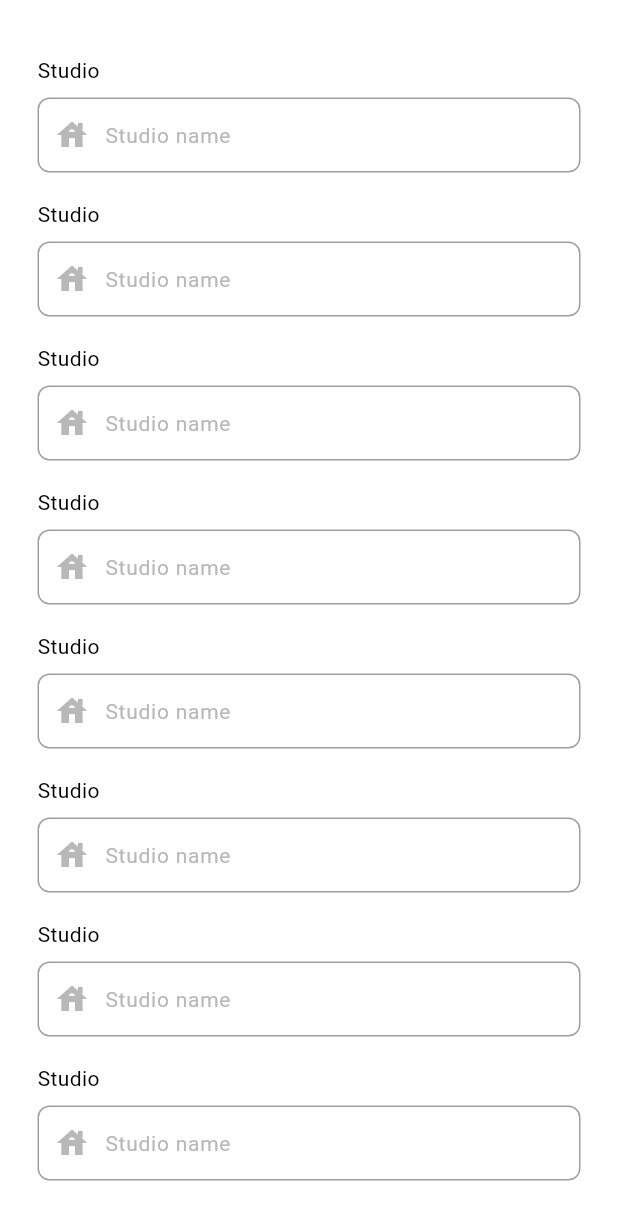
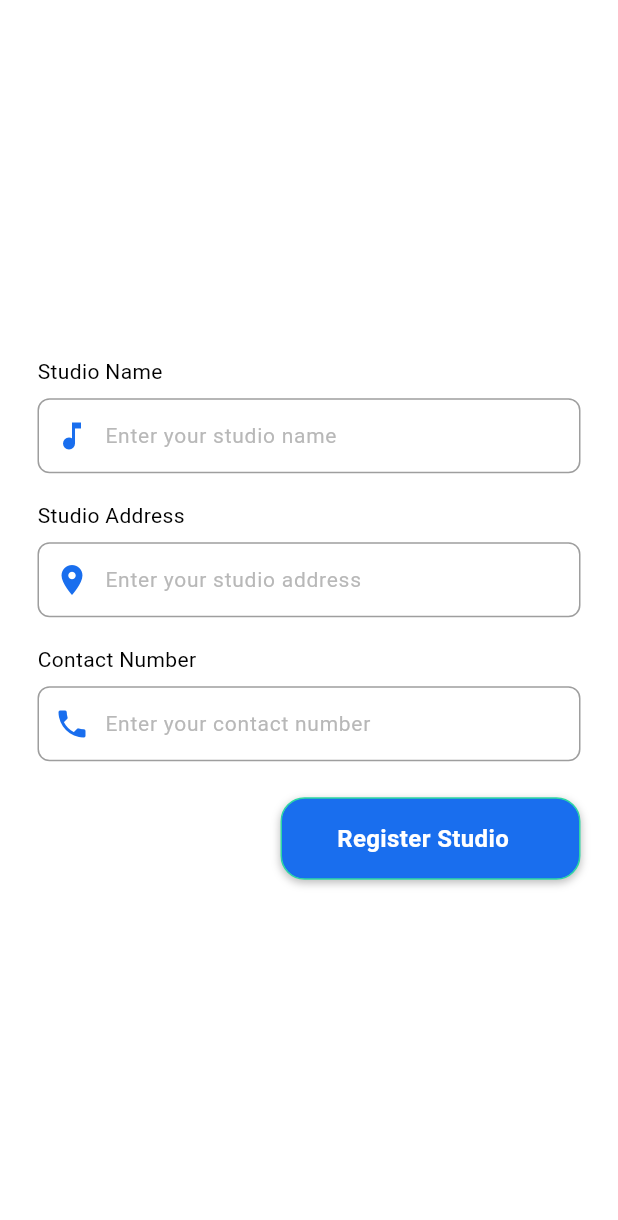
Before and after one commit to Tristaaaaan/tugtugan, a Flutter app: the screen it shows once a user with an empty profile is signed in, on a phone screen of 412 x 824 dp. Shown: the top 1220 px of the screen. Run offline on Flutter 3.47's test engine with Material 3 defaults, Android fonts, the phone set to English and light mode, and no system bars; our stand-ins replace cached_network_image, cloud_firestore, firebase_auth, firebase_core, firebase_messaging, flutter_dotenv and 7 more; missing offline and left inert: mapbox_maps_flutter; accounts and stored records are empty; generated files the repository leaves out were written again.

Commit message:
Studio registration page

```diff
--- a/lib/commons/widgets/buttons/regular_button.dart
+++ b/lib/commons/widgets/buttons/regular_button.dart
@@ -13,6 +13,7 @@ class RegularButton extends ConsumerWidget {
   final String buttonKey;
   final bool? withoutLoading;
   final void Function()? onTap;
+  final bool? suffixIcon;
   const RegularButton({
     super.key,
     this.withIcon = true,
@@ -22,6 +23,7 @@ class RegularButton extends ConsumerWidget {
     required this.buttonKey,
     this.withoutLoading = false,
     this.onTap,
+    this.suffixIcon = true,
   });
 
   @override
@@ -31,9 +33,6 @@ class RegularButton extends ConsumerWidget {
     return Container(
       height: 55,
       width: 200,
-      // margin: const EdgeInsets.symmetric(
-      //   horizontal: 25,
-      // ),
       decoration: BoxDecoration(
         color: backgroundColor,
         borderRadius: BorderRadius.circular(16),
@@ -90,10 +89,11 @@ class RegularButton extends ConsumerWidget {
                             ),
                           ),
                           const SizedBox(width: 10),
-                          Icon(
-                            Icons.chevron_right,
-                            color: Theme.of(context).colorScheme.surface,
-                          )
+                          if (suffixIcon!)
+                            Icon(
+                              Icons.chevron_right,
+                              color: Theme.of(context).colorScheme.surface,
+                            )
                         ],
                       ),
               ),
--- a/lib/commons/widgets/textfields/regular_textfield.dart
+++ b/lib/commons/widgets/textfields/regular_textfield.dart
@@ -1,12 +1,20 @@
 import 'package:flutter/material.dart';
+import 'package:flutter/services.dart';
 
 class RegularTextField extends StatelessWidget {
+  final TextEditingController controller;
+  final IconData icon;
+  final bool? numbersOnly;
+  final String title;
+  final String hintText;
   const RegularTextField({
     super.key,
     required this.controller,
+    required this.icon,
+    required this.title,
+    required this.hintText,
+    this.numbersOnly = false,
   });
-
-  final TextEditingController controller;
 
   @override
   Widget build(BuildContext context) {
@@ -14,7 +22,10 @@ class RegularTextField extends StatelessWidget {
       mainAxisAlignment: MainAxisAlignment.center,
       crossAxisAlignment: CrossAxisAlignment.start,
       children: [
-        const Text('Studio', style: TextStyle(fontSize: 14)),
+        Text(
+          title,
+          style: const TextStyle(fontSize: 14),
+        ),
         const SizedBox(height: 8),
         Container(
           decoration: BoxDecoration(
@@ -27,16 +38,27 @@ class RegularTextField extends StatelessWidget {
               crossAxisAlignment: CrossAxisAlignment.center,
               children: [
                 Icon(
-                  Icons.house,
-                  color: Theme.of(context).colorScheme.inversePrimary,
+                  icon,
+                  color: Theme.of(context).colorScheme.primary,
                 ),
                 const SizedBox(width: 10),
                 Expanded(
                   child: TextField(
+                    keyboardType: numbersOnly! ? TextInputType.number : null,
+                    inputFormatters: numbersOnly!
+                        ? [
+                            FilteringTextInputFormatter.digitsOnly,
+                            LengthLimitingTextInputFormatter(11),
+                          ]
+                        : null,
+                    style: TextStyle(
+                      fontSize: 14,
+                      color: Theme.of(context).colorScheme.inverseSurface,
+                    ),
                     controller: controller,
                     decoration: InputDecoration(
                       border: InputBorder.none,
-                      hintText: "Studio name",
+                      hintText: hintText,
                       hintStyle: TextStyle(
                         fontSize: 14,
                         color: Theme.of(context).colorScheme.inversePrimary,
--- a/lib/core/appmodels/studio_model.dart
+++ b/lib/core/appmodels/studio_model.dart
@@ -38,6 +38,27 @@ class StudioModel {
     // required this.updatedAt,
     // required this.isActive,
   });
+  Map<String, dynamic> toMap() {
+    return {
+      'id': id,
+      'studioName': studioName,
+      'description': description,
+      'address': address,
+      'location': location,
+      'imageUrl': imageUrl,
+      'followers': followers,
+      // 'contact': contact?.toMap(),
+      // 'images': images,
+      // 'facilities': facilities,
+      // 'services': services.map((service) => service.toMap()).toList(),
+      // 'availability': availability.map((avail) => avail.toMap()).toList(),
+      // 'rules': rules,
+      // 'ratings': ratings?.toMap(),
+      // 'createdAt': createdAt?.toIso8601String(),
+      // 'updatedAt': updatedAt?.toIso8601String(),
+      // 'isActive': isActive,
+    };
+  }
 
   factory StudioModel.fromSnapshot(DocumentSnapshot<Map<String, dynamic>> doc) {
     return StudioModel(
--- a/lib/core/appthemes/app_themes.dart
+++ b/lib/core/appthemes/app_themes.dart
@@ -12,6 +12,7 @@ class ThemeNotifier extends StateNotifier<bool> {
         tertiary: Color(0xffB47820),
         primaryContainer: Color(0xffF3F8FE),
         inversePrimary: Color(0xffB8B8B8),
+        inverseSurface: Colors.black,
         tertiaryContainer: Color(0xffDF9652),
         primaryFixedDim: Color(0xff4D5652),
         tertiaryFixedDim: Color(0xffF8D675)),
--- a/lib/features/registration/studio_registration.dart
+++ b/lib/features/registration/studio_registration.dart
@@ -1,34 +1,95 @@
+import 'dart:developer' as developer;
+
+import 'package:cloud_firestore/cloud_firestore.dart';
 import 'package:flutter/material.dart';
+import 'package:tugtugan/commons/widgets/buttons/regular_button.dart';
 import 'package:tugtugan/commons/widgets/textfields/regular_textfield.dart';
+import 'package:tugtugan/core/appmodels/studio_model.dart';
+import 'package:tugtugan/features/studios/studio_services.dart';
 
 class StudioRegistration extends StatelessWidget {
   const StudioRegistration({super.key});
 
   @override
   Widget build(BuildContext context) {
+    final StudioServices studioService = StudioServices();
     final TextEditingController studioNameController = TextEditingController();
+    final TextEditingController studioAddressController =
+        TextEditingController();
+    final TextEditingController contactNumberController =
+        TextEditingController();
+    final TextEditingController studioDescriptionController =
+        TextEditingController();
+
     return Scaffold(
-      body: Padding(
+      body: Center(
+        child: Padding(
           padding: const EdgeInsets.symmetric(horizontal: 25, vertical: 10),
+          child: SingleChildScrollView(
             child: Column(
               mainAxisAlignment: MainAxisAlignment.center,
+              crossAxisAlignment: CrossAxisAlignment.center,
               children: [
-            RegularTextField(controller: studioNameController),
+                RegularTextField(
+                  controller: studioNameController,
+                  icon: Icons.music_note,
+                  title: "Studio Name",
+                  hintText: "Enter your studio name",
+                ),
                 const SizedBox(height: 18),
-            RegularTextField(controller: studioNameController),
+                RegularTextField(
+                  controller: studioAddressController,
+                  icon: Icons.location_on,
+                  title: "Studio Address",
+                  hintText: "Enter your studio address",
+                ),
                 const SizedBox(height: 18),
-            RegularTextField(controller: studioNameController),
-            const SizedBox(height: 18),
-            RegularTextField(controller: studioNameController),
-            const SizedBox(height: 18),
-            RegularTextField(controller: studioNameController),
-            const SizedBox(height: 18),
-            RegularTextField(controller: studioNameController),
-            const SizedBox(height: 18),
-            RegularTextField(controller: studioNameController),
-            const SizedBox(height: 18),
-            RegularTextField(controller: studioNameController),
+                RegularTextField(
+                  controller: contactNumberController,
+                  icon: Icons.phone,
+                  title: "Contact Number",
+                  hintText: "Enter your contact number",
+                  numbersOnly: true,
+                ),
+                const SizedBox(height: 24),
+                Align(
+                  alignment: Alignment.bottomRight,
+                  child: RegularButton(
+                    text: "Register Studio",
+                    backgroundColor: Theme.of(context).colorScheme.primary,
+                    textColor: Theme.of(context).colorScheme.surface,
+                    withoutLoading: true,
+                    withIcon: false,
+                    onTap: () async {
+                      developer
+                          .log("Studio Name: ${studioNameController.text}");
+                      developer.log(
+                          "Studio Address: ${studioAddressController.text}");
+                      developer.log(
+                          "Contact Number: ${contactNumberController.text}");
+                      developer.log(
+                        "Studio Description: ${studioDescriptionController.text}",
+                      );
+                      StudioModel studio = StudioModel(
+                        id: "",
+                        description: studioDescriptionController.text,
+                        imageUrl: "",
+                        location:
+                            const GeoPoint(0, 0), // Placeholder for location
+                        followers: [],
+                        address: studioAddressController.text,
+                        studioName: studioNameController.text,
+                      );
+
+                      await studioService.addStudio(studio);
+                    },
+                    buttonKey: "registerStudio",
+                    suffixIcon: false,
+                  ),
+                ),
               ],
+            ),
+          ),
         ),
       ),
     );
--- a/lib/features/studios/studio_services.dart
+++ b/lib/features/studios/studio_services.dart
@@ -1,4 +1,5 @@
 import 'package:cloud_firestore/cloud_firestore.dart';
+import 'package:tugtugan/core/appmodels/studio_model.dart';
 
 class StudioServices {
   Future<void> followStudio(
@@ -24,4 +25,14 @@ class StudioServices {
       "followers": FieldValue.arrayRemove([userId])
     });
   }
+
+  Future<void> addStudio(StudioModel studioData) async {
+    final docRef = await FirebaseFirestore.instance
+        .collection("studios")
+        .add(studioData.toMap());
+
+    final generatedId = docRef.id;
+
+    await docRef.update({'id': generatedId});
+  }
 }
```
Lines whose indentation alone changed are shown as unchanged.
